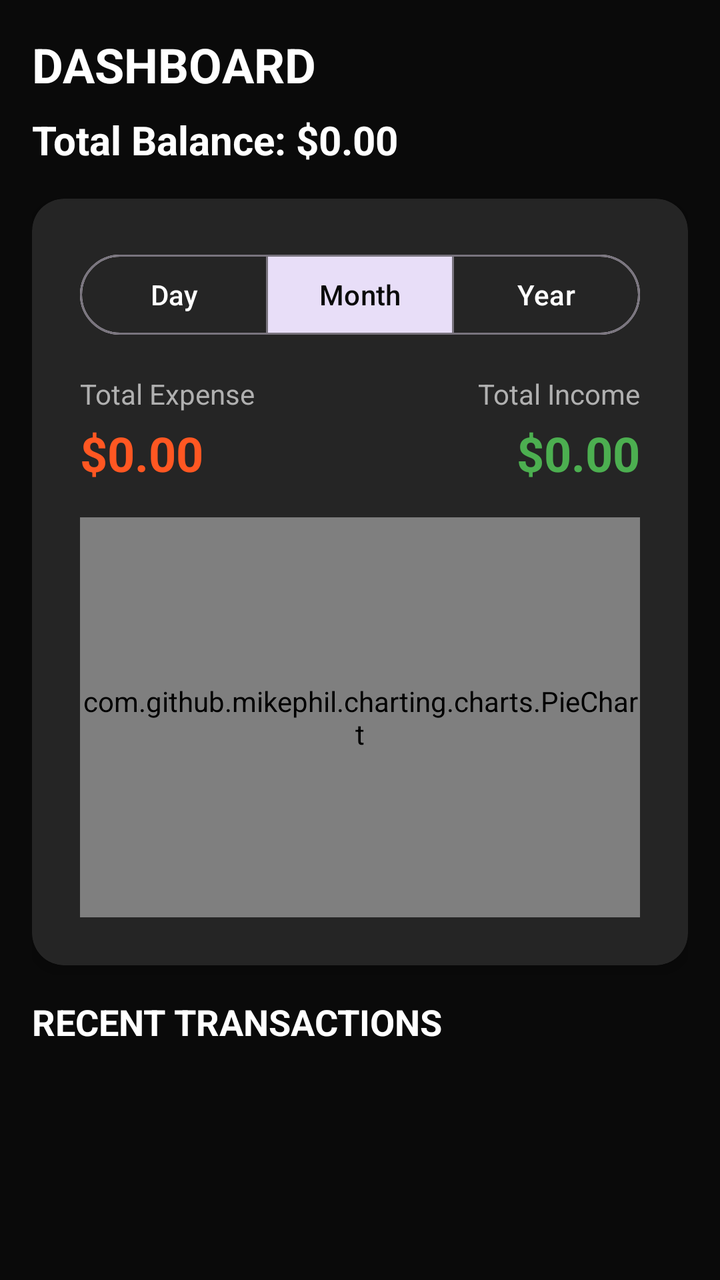
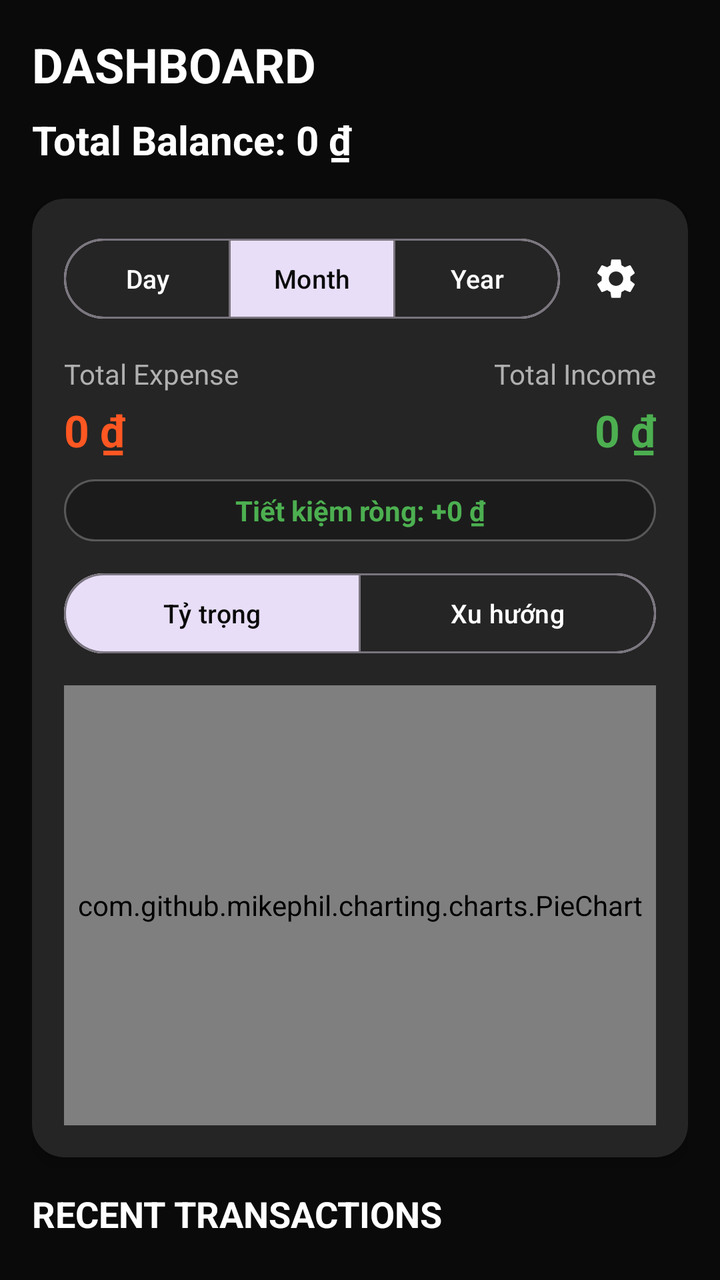

The first picture is an Android layout as it rendered before a commit; the second is the same layout after the commit. The layout source and the unified diff follow.
<!-- AndroidManifest.xml: application theme Theme.ExpenseTrackerApp -->
<!-- res/layout/fragment_dashboard_overview.xml -->
<?xml version="1.0" encoding="utf-8"?>
<RelativeLayout xmlns:android="http://schemas.android.com/apk/res/android"
    xmlns:app="http://schemas.android.com/apk/res-auto"
    android:layout_width="match_parent"
    android:layout_height="match_parent"
    android:background="@color/background_dark">

    <LinearLayout
        android:layout_width="match_parent"
        android:layout_height="match_parent"
        android:orientation="vertical"
        android:padding="16dp">

        <TextView
            android:layout_width="wrap_content"
            android:layout_height="wrap_content"
            android:text="@string/title_home"
            android:textSize="24sp"
            android:textStyle="bold"
            android:textAllCaps="true"
            android:textColor="@color/white" />

        <LinearLayout
            android:layout_width="match_parent"
            android:layout_height="wrap_content"
            android:orientation="horizontal"
            android:gravity="center_vertical"
            android:layout_marginTop="8dp">

            <TextView
                android:id="@+id/tv_total_balance"
                android:layout_width="0dp"
                android:layout_height="wrap_content"
                android:layout_weight="1"
                android:text="Total Balance: $0.00"
                android:textColor="@color/white"
                android:textSize="20sp"
                android:textStyle="bold" />

        </LinearLayout>

        <androidx.cardview.widget.CardView
            android:layout_width="match_parent"
            android:layout_height="wrap_content"
            android:layout_marginTop="16dp"
            app:cardBackgroundColor="@color/card_dark"
            app:cardCornerRadius="16dp"
            app:cardElevation="4dp">

            <LinearLayout
                android:layout_width="match_parent"
                android:layout_height="wrap_content"
                android:orientation="vertical"
                android:padding="24dp">

                <com.google.android.material.button.MaterialButtonToggleGroup
                    android:id="@+id/toggle_time_filter"
                    android:layout_width="match_parent"
                    android:layout_height="wrap_content"
                    android:layout_marginBottom="16dp"
                    app:singleSelection="true"
                    app:checkedButton="@+id/btn_filter_month">

                    <com.google.android.material.button.MaterialButton
                        android:id="@+id/btn_filter_day"
                        android:layout_width="0dp"
                        android:layout_height="wrap_content"
                        android:layout_weight="1"
                        android:text="Day"
                        android:textColor="@color/selector_toggle_text"
                        style="?attr/materialButtonOutlinedStyle"/>

                    <com.google.android.material.button.MaterialButton
                        android:id="@+id/btn_filter_month"
                        android:layout_width="0dp"
                        android:layout_height="wrap_content"
                        android:layout_weight="1"
                        android:text="Month"
                        android:textColor="@color/selector_toggle_text"
                        style="?attr/materialButtonOutlinedStyle"/>

                    <com.google.android.material.button.MaterialButton
                        android:id="@+id/btn_filter_year"
                        android:layout_width="0dp"
                        android:layout_height="wrap_content"
                        android:layout_weight="1"
                        android:text="Year"
                        android:textColor="@color/selector_toggle_text"
                        style="?attr/materialButtonOutlinedStyle"/>

                </com.google.android.material.button.MaterialButtonToggleGroup>

                <LinearLayout
                    android:layout_width="match_parent"
                    android:layout_height="wrap_content"
                    android:orientation="horizontal">
                    
                    <LinearLayout
                        android:layout_width="0dp"
                        android:layout_height="wrap_content"
                        android:layout_weight="1"
                        android:orientation="vertical">
                        <TextView
                            android:layout_width="wrap_content"
                            android:layout_height="wrap_content"
                            android:text="Total Expense"
                            android:textColor="@color/text_secondary"
                            android:textSize="14sp" />

                        <TextView
                            android:id="@+id/tv_total_expense"
                            android:layout_width="wrap_content"
                            android:layout_height="wrap_content"
                            android:layout_marginTop="4dp"
                            android:text="$0.00"
                            android:textColor="@color/colorAccent"
                            android:textSize="24sp"
                            android:textStyle="bold" />
                    </LinearLayout>

                    <LinearLayout
                        android:layout_width="0dp"
                        android:layout_height="wrap_content"
                        android:layout_weight="1"
                        android:orientation="vertical"
                        android:gravity="end">
                        <TextView
                            android:layout_width="wrap_content"
                            android:layout_height="wrap_content"
                            android:text="Total Income"
                            android:textColor="@color/text_secondary"
                            android:textSize="14sp" />

                        <TextView
                            android:id="@+id/tv_total_income"
                            android:layout_width="wrap_content"
                            android:layout_height="wrap_content"
                            android:layout_marginTop="4dp"
                            android:text="$0.00"
                            android:textColor="#4CAF50"
                            android:textSize="24sp"
                            android:textStyle="bold" />
                    </LinearLayout>
                </LinearLayout>

                <com.github.mikephil.charting.charts.PieChart
                    android:id="@+id/pie_chart"
                    android:layout_width="match_parent"
                    android:layout_height="200dp"
                    android:layout_marginTop="16dp" />
            </LinearLayout>
        </androidx.cardview.widget.CardView>

        <Space
            android:layout_width="match_parent"
            android:layout_height="16dp" />

        <TextView
            android:layout_width="wrap_content"
            android:layout_height="wrap_content"
            android:text="Recent Transactions"
            android:textSize="18sp"
            android:textStyle="bold"
            android:textAllCaps="true"
            android:textColor="@color/white"
            android:layout_marginBottom="8dp"/>

        <androidx.recyclerview.widget.RecyclerView
            android:id="@+id/rv_recent_expenses"
            android:layout_width="match_parent"
            android:layout_height="0dp"
            android:layout_weight="1" />

    </LinearLayout>



</RelativeLayout>
<!-- resources referenced by this layout -->
<resources>
  <color name="background_dark">#0A0A0A</color>
  <color name="card_dark">#252525</color>
  <color name="colorAccent">#FF5722</color>
  <color name="text_secondary">#B0B0B0</color>
  <color name="white">#FFFFFF</color>
  <string name="title_home">Dashboard</string>
  <style name="Theme.ExpenseTrackerApp" parent="Theme.Material3.DayNight.NoActionBar">
          <item name="colorPrimary">@color/colorPrimary</item>
          <item name="colorPrimaryVariant">@color/colorPrimaryDark</item>
          <item name="colorOnPrimary">@color/white</item>
          <item name="colorSecondary">@color/colorAccent</item>
          <item name="colorSecondaryVariant">@color/colorAccent</item>
          <item name="colorOnSecondary">@color/white</item>
          <item name="android:colorBackground">@color/background_dark</item>
          <item name="android:statusBarColor">@color/background_dark</item>
          <item name="android:navigationBarColor">@color/background_dark</item>
      </style>
  <color name="colorPrimary">#FF5722</color>
  <color name="colorPrimaryDark">#E64A19</color>
</resources>

<!-- the commit's change to res/layout/fragment_dashboard_overview.xml (unified diff, before → after) -->
@@ -5,174 +5,261 @@
     android:layout_height="match_parent"
     android:background="@color/background_dark">
 
-    <LinearLayout
+    <androidx.core.widget.NestedScrollView
         android:layout_width="match_parent"
         android:layout_height="match_parent"
-        android:orientation="vertical"
-        android:padding="16dp">
-
-        <TextView
-            android:layout_width="wrap_content"
-            android:layout_height="wrap_content"
-            android:text="@string/title_home"
-            android:textSize="24sp"
-            android:textStyle="bold"
-            android:textAllCaps="true"
-            android:textColor="@color/white" />
+        android:fillViewport="true">
 
         <LinearLayout
             android:layout_width="match_parent"
             android:layout_height="wrap_content"
-            android:orientation="horizontal"
-            android:gravity="center_vertical"
-            android:layout_marginTop="8dp">
+            android:orientation="vertical"
+            android:padding="16dp">
 
             <TextView
-                android:id="@+id/tv_total_balance"
-                android:layout_width="0dp"
-                android:layout_height="wrap_content"
-                android:layout_weight="1"
-                android:text="Total Balance: $0.00"
-                android:textColor="@color/white"
-                android:textSize="20sp"
-                android:textStyle="bold" />
-
-        </LinearLayout>
-
-        <androidx.cardview.widget.CardView
-            android:layout_width="match_parent"
-            android:layout_height="wrap_content"
-            android:layout_marginTop="16dp"
-            app:cardBackgroundColor="@color/card_dark"
-            app:cardCornerRadius="16dp"
-            app:cardElevation="4dp">
+                android:layout_width="wrap_content"
+                android:layout_height="wrap_content"
+                android:text="@string/title_home"
+                android:textSize="24sp"
+                android:textStyle="bold"
+                android:textAllCaps="true"
+                android:textColor="@color/white" />
 
             <LinearLayout
                 android:layout_width="match_parent"
                 android:layout_height="wrap_content"
-                android:orientation="vertical"
-                android:padding="24dp">
-
-                <com.google.android.material.button.MaterialButtonToggleGroup
-                    android:id="@+id/toggle_time_filter"
-                    android:layout_width="match_parent"
+                android:orientation="horizontal"
+                android:gravity="center_vertical"
+                android:layout_marginTop="8dp">
+
+                <TextView
+                    android:id="@+id/tv_total_balance"
+                    android:layout_width="0dp"
                     android:layout_height="wrap_content"
-                    android:layout_marginBottom="16dp"
-                    app:singleSelection="true"
-                    app:checkedButton="@+id/btn_filter_month">
-
-                    <com.google.android.material.button.MaterialButton
-                        android:id="@+id/btn_filter_day"
-                        android:layout_width="0dp"
-                        android:layout_height="wrap_content"
-                        android:layout_weight="1"
-                        android:text="Day"
-                        android:textColor="@color/selector_toggle_text"
-                        style="?attr/materialButtonOutlinedStyle"/>
-
-                    <com.google.android.material.button.MaterialButton
-                        android:id="@+id/btn_filter_month"
-                        android:layout_width="0dp"
-                        android:layout_height="wrap_content"
-                        android:layout_weight="1"
-                        android:text="Month"
-                        android:textColor="@color/selector_toggle_text"
-                        style="?attr/materialButtonOutlinedStyle"/>
-
-                    <com.google.android.material.button.MaterialButton
-                        android:id="@+id/btn_filter_year"
-                        android:layout_width="0dp"
-                        android:layout_height="wrap_content"
-                        android:layout_weight="1"
-                        android:text="Year"
-                        android:textColor="@color/selector_toggle_text"
-                        style="?attr/materialButtonOutlinedStyle"/>
-
-                </com.google.android.material.button.MaterialButtonToggleGroup>
+                    android:layout_weight="1"
+                    android:text="Total Balance: 0 ₫"
+                    android:textColor="@color/white"
+                    android:textSize="20sp"
+                    android:textStyle="bold" />
+
+            </LinearLayout>
+
+            <androidx.cardview.widget.CardView
+                android:layout_width="match_parent"
+                android:layout_height="wrap_content"
+                android:layout_marginTop="16dp"
+                app:cardBackgroundColor="@color/card_dark"
+                app:cardCornerRadius="16dp"
+                app:cardElevation="4dp">
 
                 <LinearLayout
                     android:layout_width="match_parent"
                     android:layout_height="wrap_content"
-                    android:orientation="horizontal">
-                    
+                    android:orientation="vertical"
+                    android:padding="16dp">
+
                     <LinearLayout
-                        android:layout_width="0dp"
-                        android:layout_height="wrap_content"
-                        android:layout_weight="1"
-                        android:orientation="vertical">
-                        <TextView
-                            android:layout_width="wrap_content"
-                            android:layout_height="wrap_content"
-                            android:text="Total Expense"
-                            android:textColor="@color/text_secondary"
-                            android:textSize="14sp" />
-
-                        <TextView
-                            android:id="@+id/tv_total_expense"
-                            android:layout_width="wrap_content"
-                            android:layout_height="wrap_content"
-                            android:layout_marginTop="4dp"
-                            android:text="$0.00"
-                            android:textColor="@color/colorAccent"
-                            android:textSize="24sp"
-                            android:textStyle="bold" />
+                        android:layout_width="match_parent"
+                        android:layout_height="wrap_content"
+                        android:layout_marginBottom="14dp"
+                        android:gravity="center_vertical"
+                        android:orientation="horizontal">
+
+                        <com.google.android.material.button.MaterialButtonToggleGroup
+                            android:id="@+id/toggle_time_filter"
+                            android:layout_width="0dp"
+                            android:layout_height="wrap_content"
+                            android:layout_weight="1"
+                            app:singleSelection="true"
+                            app:selectionRequired="true"
+                            app:checkedButton="@+id/btn_filter_month">
+
+                            <com.google.android.material.button.MaterialButton
+                                android:id="@+id/btn_filter_day"
+                                android:layout_width="0dp"
+                                android:layout_height="wrap_content"
+                                android:layout_weight="1"
+                                android:paddingHorizontal="4dp"
+                                android:text="@string/filter_day"
+                                android:textSize="13sp"
+                                android:textColor="@color/selector_toggle_text"
+                                style="?attr/materialButtonOutlinedStyle" />
+
+                            <com.google.android.material.button.MaterialButton
+                                android:id="@+id/btn_filter_month"
+                                android:layout_width="0dp"
+                                android:layout_height="wrap_content"
+                                android:layout_weight="1"
+                                android:paddingHorizontal="4dp"
+                                android:text="@string/filter_month"
+                                android:textSize="13sp"
+                                android:textColor="@color/selector_toggle_text"
+                                style="?attr/materialButtonOutlinedStyle" />
+
+                            <com.google.android.material.button.MaterialButton
+                                android:id="@+id/btn_filter_year"
+                                android:layout_width="0dp"
+                                android:layout_height="wrap_content"
+                                android:layout_weight="1"
+                                android:paddingHorizontal="4dp"
+                                android:text="@string/filter_year"
+                                android:textSize="13sp"
+                                android:textColor="@color/selector_toggle_text"
+                                style="?attr/materialButtonOutlinedStyle" />
+
+                        </com.google.android.material.button.MaterialButtonToggleGroup>
+
+                        <ImageButton
+                            android:id="@+id/btn_dashboard_settings"
+                            android:layout_width="40dp"
+                            android:layout_height="40dp"
+                            android:layout_marginStart="8dp"
+                            android:background="?attr/selectableItemBackgroundBorderless"
+                            android:contentDescription="@string/cd_dashboard_settings"
+                            android:src="@drawable/ic_settings"
+                            app:tint="@color/white" />
                     </LinearLayout>
 
                     <LinearLayout
-                        android:layout_width="0dp"
-                        android:layout_height="wrap_content"
-                        android:layout_weight="1"
-                        android:orientation="vertical"
-                        android:gravity="end">
-                        <TextView
-                            android:layout_width="wrap_content"
-                            android:layout_height="wrap_content"
-                            android:text="Total Income"
-                            android:textColor="@color/text_secondary"
-                            android:textSize="14sp" />
-
-                        <TextView
-                            android:id="@+id/tv_total_income"
-                            android:layout_width="wrap_content"
-                            android:layout_height="wrap_content"
-                            android:layout_marginTop="4dp"
-                            android:text="$0.00"
-                            android:textColor="#4CAF50"
-                            android:textSize="24sp"
-                            android:textStyle="bold" />
+                        android:layout_width="match_parent"
+                        android:layout_height="wrap_content"
+                        android:orientation="horizontal">
+
+                        <LinearLayout
+                            android:layout_width="0dp"
+                            android:layout_height="wrap_content"
+                            android:layout_weight="1"
+                            android:orientation="vertical">
+
+                            <TextView
+                                android:layout_width="wrap_content"
+                                android:layout_height="wrap_content"
+                                android:text="@string/label_total_expense"
+                                android:textColor="@color/text_secondary"
+                                android:textSize="14sp" />
+
+                            <TextView
+                                android:id="@+id/tv_total_expense"
+                                android:layout_width="wrap_content"
+                                android:layout_height="wrap_content"
+                                android:layout_marginTop="4dp"
+                                android:text="0 ₫"
+                                android:textColor="@color/colorAccent"
+                                android:textSize="22sp"
+                                android:textStyle="bold" />
+                        </LinearLayout>
+
+                        <LinearLayout
+                            android:layout_width="0dp"
+                            android:layout_height="wrap_content"
+                            android:layout_weight="1"
+                            android:orientation="vertical"
+                            android:gravity="end">
+
+                            <TextView
+                                android:layout_width="wrap_content"
+                                android:layout_height="wrap_content"
+                                android:text="@string/label_total_income"
+                                android:textColor="@color/text_secondary"
+                                android:textSize="14sp" />
+
+                            <TextView
+                                android:id="@+id/tv_total_income"
+                                android:layout_width="wrap_content"
+                                android:layout_height="wrap_content"
+                                android:layout_marginTop="4dp"
+                                android:text="0 ₫"
+                                android:textColor="#4CAF50"
+                                android:textSize="22sp"
+                                android:textStyle="bold" />
+                        </LinearLayout>
                     </LinearLayout>
+
+                    <TextView
+                        android:id="@+id/tv_net_savings"
+                        android:layout_width="match_parent"
+                        android:layout_height="wrap_content"
+                        android:layout_marginTop="10dp"
+                        android:background="@drawable/bg_glass_pill"
+                        android:gravity="center"
+                        android:paddingHorizontal="12dp"
+                        android:paddingVertical="6dp"
+                        android:text="Tiết kiệm ròng: +0 ₫"
+                        android:textColor="@color/income_green"
+                        android:textSize="14sp"
+                        android:textStyle="bold" />
+
+                    <com.google.android.material.button.MaterialButtonToggleGroup
+                        android:id="@+id/toggle_chart_type"
+                        android:layout_width="match_parent"
+                        android:layout_height="wrap_content"
+                        android:layout_marginTop="12dp"
+                        app:singleSelection="true"
+                        app:selectionRequired="true"
+                        app:checkedButton="@+id/btn_chart_pie">
+
+                        <com.google.android.material.button.MaterialButton
+                            android:id="@+id/btn_chart_pie"
+                            android:layout_width="0dp"
+                            android:layout_height="wrap_content"
+                            android:layout_weight="1"
+                            android:text="@string/chart_mode_pie"
+                            android:textSize="13sp"
+                            android:textColor="@color/selector_toggle_text"
+                            style="?attr/materialButtonOutlinedStyle" />
+
+                        <com.google.android.material.button.MaterialButton
+                            android:id="@+id/btn_chart_bar"
+                            android:layout_width="0dp"
+                            android:layout_height="wrap_content"
+                            android:layout_weight="1"
+                            android:text="@string/chart_mode_bar"
+                            android:textSize="13sp"
+                            android:textColor="@color/selector_toggle_text"
+                            style="?attr/materialButtonOutlinedStyle" />
+
+                    </com.google.android.material.button.MaterialButtonToggleGroup>
+
+                    <FrameLayout
+                        android:layout_width="match_parent"
+                        android:layout_height="220dp"
+                        android:layout_marginTop="12dp">
+
+                        <com.github.mikephil.charting.charts.PieChart
+                            android:id="@+id/pie_chart"
+                            android:layout_width="match_parent"
+                            android:layout_height="match_parent" />
+
+                        <com.github.mikephil.charting.charts.BarChart
+                            android:id="@+id/bar_chart"
+                            android:layout_width="match_parent"
+                            android:layout_height="match_parent"
+                            android:visibility="gone" />
+                    </FrameLayout>
                 </LinearLayout>
-
-                <com.github.mikephil.charting.charts.PieChart
-                    android:id="@+id/pie_chart"
-                    android:layout_width="match_parent"
-                    android:layout_height="200dp"
-                    android:layout_marginTop="16dp" />
-            </LinearLayout>
-        </androidx.cardview.widget.CardView>
-
-        <Space
-            android:layout_width="match_parent"
-            android:layout_height="16dp" />
-
-        <TextView
-            android:layout_width="wrap_content"
-            android:layout_height="wrap_content"
-            android:text="Recent Transactions"
-            android:textSize="18sp"
-            android:textStyle="bold"
-            android:textAllCaps="true"
-            android:textColor="@color/white"
-            android:layout_marginBottom="8dp"/>
-
-        <androidx.recyclerview.widget.RecyclerView
-            android:id="@+id/rv_recent_expenses"
-            android:layout_width="match_parent"
-            android:layout_height="0dp"
-            android:layout_weight="1" />
-
-    </LinearLayout>
-
-
+            </androidx.cardview.widget.CardView>
+
+            <Space
+                android:layout_width="match_parent"
+                android:layout_height="16dp" />
+
+            <TextView
+                android:layout_width="wrap_content"
+                android:layout_height="wrap_content"
+                android:text="@string/label_recent_transactions"
+                android:textSize="18sp"
+                android:textStyle="bold"
+                android:textAllCaps="true"
+                android:textColor="@color/white"
+                android:layout_marginBottom="8dp" />
+
+            <androidx.recyclerview.widget.RecyclerView
+                android:id="@+id/rv_recent_expenses"
+                android:layout_width="match_parent"
+                android:layout_height="wrap_content"
+                android:nestedScrollingEnabled="false" />
+
+        </LinearLayout>
+    </androidx.core.widget.NestedScrollView>
 
 </RelativeLayout>
<!-- resource entries referenced after the edit -->
@@ -3,8 +3,37 @@
   <color name="background_dark">#0A0A0A</color>
   <color name="card_dark">#252525</color>
   <color name="colorAccent">#FF5722</color>
+  <color name="income_green">#4CAF50</color>
   <color name="text_secondary">#B0B0B0</color>
   <color name="white">#FFFFFF</color>
+  <!-- drawable bg_glass_pill (drawable) -->
+  <?xml version="1.0" encoding="utf-8"?>
+  <shape xmlns:android="http://schemas.android.com/apk/res/android"
+      android:shape="rectangle">
+      <solid android:color="#99141414" />
+      <stroke android:width="1dp" android:color="@color/surface_glass_stroke" />
+      <corners android:radius="@dimen/radius_pill" />
+  </shape>
+  <!-- drawable ic_settings (drawable) -->
+  <vector xmlns:android="http://schemas.android.com/apk/res/android"
+      android:width="24dp"
+      android:height="24dp"
+      android:viewportWidth="24"
+      android:viewportHeight="24"
+      android:tint="?attr/colorControlNormal">
+    <path
+        android:fillColor="@android:color/white"
+        android:pathData="M19.14,12.94c0.04,-0.3 0.06,-0.61 0.06,-0.94c0,-0.32 -0.02,-0.64 -0.07,-0.94l2.03,-1.58c0.18,-0.14 0.23,-0.41 0.12,-0.61l-1.92,-3.32c-0.12,-0.22 -0.37,-0.29 -0.59,-0.22l-2.39,0.96c-0.5,-0.38 -1.03,-0.7 -1.62,-0.94L14.4,2.81c-0.04,-0.24 -0.24,-0.41 -0.48,-0.41h-3.84c-0.24,0 -0.43,0.17 -0.47,0.41L9.25,5.35C8.66,5.59 8.12,5.92 7.63,6.29L5.24,5.33c-0.22,-0.08 -0.47,0 -0.59,0.22L2.74,8.87c-0.12,0.21 -0.08,0.47 0.12,0.61l2.03,1.58c-0.05,0.3 -0.09,0.63 -0.09,0.94s0.02,0.64 0.07,0.94l-2.03,1.58c-0.18,0.14 -0.23,0.41 -0.12,0.61l1.92,3.32c0.12,0.22 0.37,0.29 0.59,0.22l2.39,-0.96c0.5,0.38 1.03,0.7 1.62,0.94l0.36,2.54c0.05,0.24 0.24,0.41 0.48,0.41h3.84c0.24,0 0.44,-0.17 0.47,-0.41l0.36,-2.54c0.59,-0.24 1.13,-0.56 1.62,-0.94l2.39,0.96c0.22,0.08 0.47,0 0.59,-0.22l1.92,-3.32c0.12,-0.22 0.07,-0.47 -0.12,-0.61L19.14,12.94zM12,15.6c-1.98,0 -3.6,-1.62 -3.6,-3.6s1.62,-3.6 3.6,-3.6s3.6,1.62 3.6,3.6S13.98,15.6 12,15.6z"/>
+  </vector>
+  <string name="cd_dashboard_settings">Quick Settings</string>
+  <string name="chart_mode_bar">Xu hướng</string>
+  <string name="chart_mode_pie">Tỷ trọng</string>
+  <string name="filter_day">Day</string>
+  <string name="filter_month">Month</string>
+  <string name="filter_year">Year</string>
+  <string name="label_recent_transactions">Recent Transactions</string>
+  <string name="label_total_expense">Total Expense</string>
+  <string name="label_total_income">Total Income</string>
   <string name="title_home">Dashboard</string>
   <style name="Theme.ExpenseTrackerApp" parent="Theme.Material3.DayNight.NoActionBar">
           <item name="colorPrimary">@color/colorPrimary</item>
@@ -17,6 +46,8 @@
           <item name="android:statusBarColor">@color/background_dark</item>
           <item name="android:navigationBarColor">@color/background_dark</item>
       </style>
+  <color name="surface_glass_stroke">#40FFFFFF</color>
+  <dimen name="radius_pill">999dp</dimen>
   <color name="colorPrimary">#FF5722</color>
   <color name="colorPrimaryDark">#E64A19</color>
 </resources>
